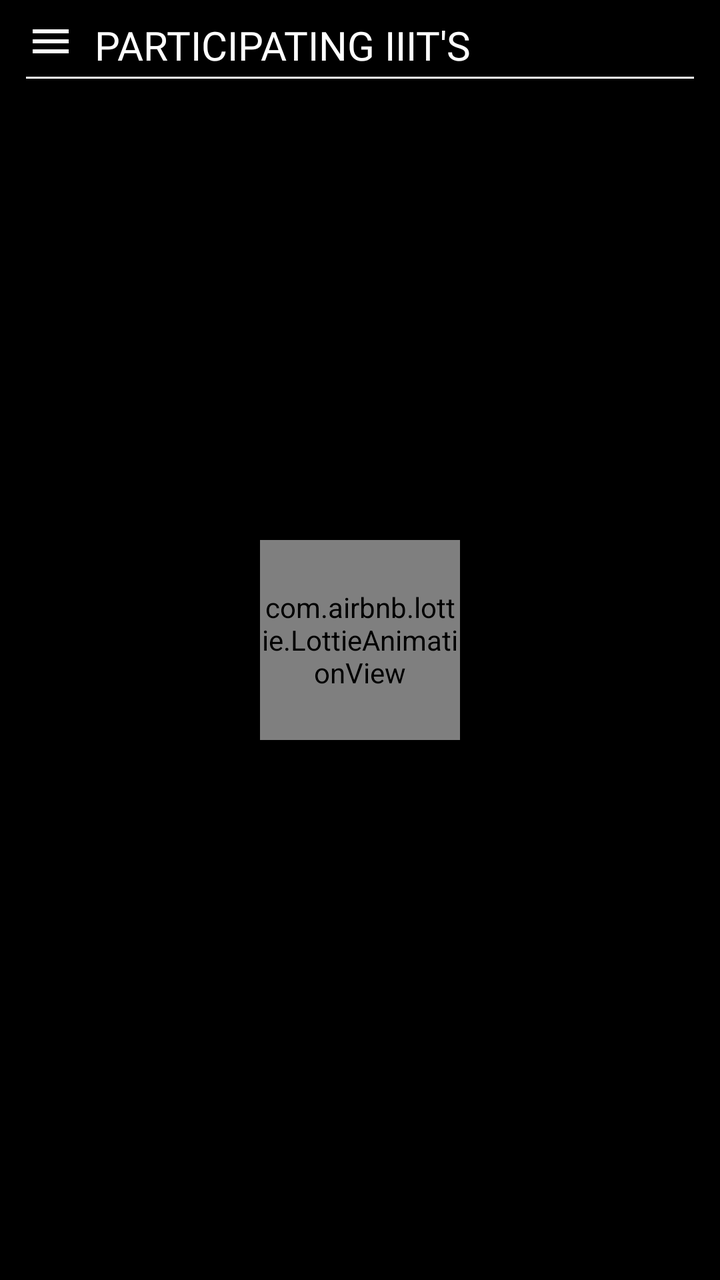
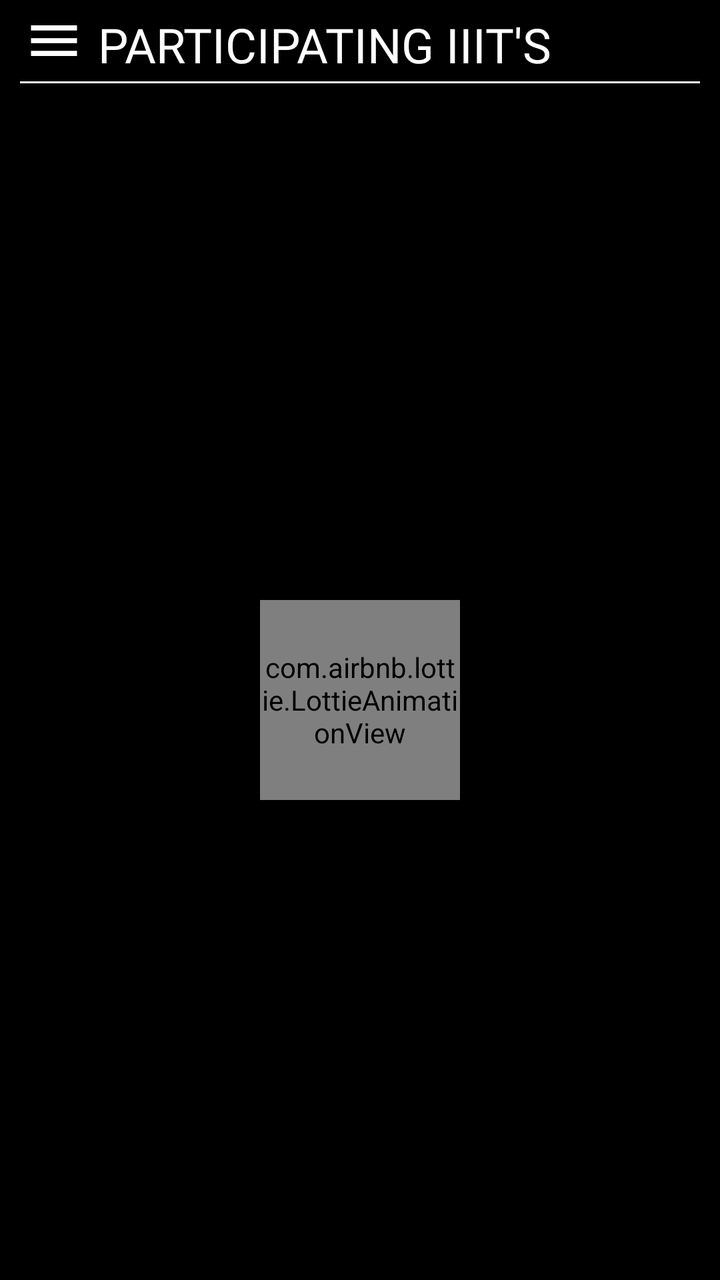

Before-and-after screenshots of an Android layout around one commit, followed by the original layout XML and the change that was made.
<!-- AndroidManifest.xml: application theme Theme.NavigationDrawer -->
<!-- res/layout/fragment_participate.xml -->
<?xml version="1.0" encoding="utf-8"?>
<androidx.constraintlayout.widget.ConstraintLayout xmlns:android="http://schemas.android.com/apk/res/android"
    xmlns:app="http://schemas.android.com/apk/res-auto"
    xmlns:tools="http://schemas.android.com/tools"
    android:layout_width="match_parent"
    android:layout_height="match_parent"
    android:background="@color/black"
    android:padding="8dp"
    tools:context=".Fragment.participating_iiits">

    <LinearLayout
        android:id="@+id/lay2"
        android:layout_width="match_parent"
        android:layout_height="wrap_content"
        android:orientation="horizontal"
        android:weightSum="1"
        app:layout_constraintEnd_toEndOf="parent"
        app:layout_constraintStart_toStartOf="parent"
        app:layout_constraintTop_toTopOf="parent">

        <ImageView
            android:id="@+id/menu"
            android:layout_width="0dp"
            android:layout_height="wrap_content"
            android:layout_gravity="center_vertical"
            android:layout_weight="0.1"
            android:src="@drawable/menu_white" />

        <TextView
            android:id="@+id/text1"
            android:layout_width="0dp"
            android:layout_height="wrap_content"
            android:layout_gravity="center_vertical"
            android:layout_marginBottom="-2dp"
            android:layout_weight="0.9"
            android:fontFamily="@font/poppins_semibold"
            android:gravity="center_vertical"
            android:paddingHorizontal="5dp"
            android:text="participating iiit's"
            android:textAllCaps="true"
            android:textColor="@color/white"
            android:textSize="20sp" />
    </LinearLayout>

    <View
        android:id="@+id/view1"
        android:layout_width="0dp"
        android:layout_height="1dp"
        android:layout_marginHorizontal="5dp"
        android:layout_marginTop="5dp"
        android:background="@color/white"
        app:layout_constraintEnd_toEndOf="parent"
        app:layout_constraintStart_toStartOf="parent"
        app:layout_constraintTop_toBottomOf="@id/lay2" />

    <com.airbnb.lottie.LottieAnimationView
        android:id="@+id/resLot"
        android:layout_width="100dp"
        android:layout_height="100dp"
        android:elevation="5dp"
        android:visibility="visible"
        app:layout_constraintBottom_toBottomOf="parent"
        app:layout_constraintEnd_toEndOf="parent"
        app:layout_constraintStart_toStartOf="parent"
        app:layout_constraintTop_toTopOf="parent"
        app:lottie_autoPlay="true"
        app:lottie_loop="true"
        app:lottie_rawRes="@raw/asmita" />

    <androidx.recyclerview.widget.RecyclerView
        android:id="@+id/playing_iits"
        android:layout_width="0dp"
        android:layout_height="0dp"
        android:layout_marginTop="5dp"
        app:layout_constraintBottom_toBottomOf="parent"
        app:layout_constraintEnd_toEndOf="parent"
        app:layout_constraintStart_toStartOf="parent"
        app:layout_constraintTop_toBottomOf="@id/view1"
        tools:listitem="@layout/layout_iiit" />
</androidx.constraintlayout.widget.ConstraintLayout>
<!-- res/layout/layout_iiit.xml (included above) -->
<?xml version="1.0" encoding="utf-8"?>
<androidx.constraintlayout.widget.ConstraintLayout xmlns:android="http://schemas.android.com/apk/res/android"
    xmlns:app="http://schemas.android.com/apk/res-auto"
    android:layout_width="match_parent"
    android:layout_height="wrap_content"
    android:padding="10dp">

    <androidx.cardview.widget.CardView
        android:layout_width="match_parent"
        android:layout_height="wrap_content"
        app:cardBackgroundColor="@color/white"
        app:cardCornerRadius="15dp"
        app:cardElevation="4dp"
        app:layout_constraintEnd_toEndOf="parent"
        app:layout_constraintStart_toStartOf="parent"
        app:layout_constraintTop_toTopOf="parent">

        <LinearLayout
            android:layout_width="match_parent"
            android:layout_height="wrap_content"
            android:orientation="vertical"
            android:padding="5dp">

            <ImageView
                android:id="@+id/teamLogo"
                android:layout_width="match_parent"
                android:layout_height="wrap_content"
                android:scaleType="fitXY" />

            <TextView
                android:id="@+id/teamName"
                android:layout_width="match_parent"
                android:layout_height="wrap_content"
                android:paddingHorizontal="5dp"
                android:fontFamily="@font/poppins_medium"
                android:textColor="@color/black"
                android:textSize="16sp" />
        </LinearLayout>


    </androidx.cardview.widget.CardView>


</androidx.constraintlayout.widget.ConstraintLayout>
<!-- resources referenced by this layout -->
<resources>
  <color name="black">#FF000000</color>
  <color name="white">#FFFFFFFF</color>
  <!-- drawable menu_white (drawable) -->
  <vector android:height="24dp" android:tint="#FFFFFF"
      android:viewportHeight="24" android:viewportWidth="24"
      android:width="24dp" xmlns:android="http://schemas.android.com/apk/res/android">
      <path android:fillColor="@android:color/white" android:pathData="M3,18h18v-2L3,16v2zM3,13h18v-2L3,11v2zM3,6v2h18L21,6L3,6z"/>
  </vector>
  <style name="Theme.NavigationDrawer" parent="Theme.MaterialComponents.DayNight.NoActionBar">
          
          <item name="colorPrimary">#FFECA1</item>
          
      </style>
</resources>

<!-- the commit's change to res/layout/fragment_participate.xml (unified diff, before → after) -->
@@ -1,18 +1,23 @@
 <?xml version="1.0" encoding="utf-8"?>
-<androidx.constraintlayout.widget.ConstraintLayout xmlns:android="http://schemas.android.com/apk/res/android"
+<androidx.core.widget.NestedScrollView xmlns:android="http://schemas.android.com/apk/res/android"
     xmlns:app="http://schemas.android.com/apk/res-auto"
     xmlns:tools="http://schemas.android.com/tools"
     android:layout_width="match_parent"
     android:layout_height="match_parent"
     android:background="@color/black"
-    android:padding="8dp"
     tools:context=".Fragment.participating_iiits">
+
+    <androidx.constraintlayout.widget.ConstraintLayout
+        android:layout_width="match_parent"
+        android:layout_height="match_parent">
 
     <LinearLayout
         android:id="@+id/lay2"
         android:layout_width="match_parent"
         android:layout_height="wrap_content"
+        android:layout_marginTop="5dp"
         android:orientation="horizontal"
+        android:paddingHorizontal="10dp"
         android:weightSum="1"
         app:layout_constraintEnd_toEndOf="parent"
         app:layout_constraintStart_toStartOf="parent"
@@ -21,10 +26,10 @@
         <ImageView
             android:id="@+id/menu"
             android:layout_width="0dp"
-            android:layout_height="wrap_content"
+            android:layout_height="match_parent"
             android:layout_gravity="center_vertical"
             android:layout_weight="0.1"
-            android:src="@drawable/menu_white" />
+            android:src="@drawable/menu_black" />
 
         <TextView
             android:id="@+id/text1"
@@ -39,14 +44,14 @@
             android:text="participating iiit's"
             android:textAllCaps="true"
             android:textColor="@color/white"
-            android:textSize="20sp" />
+            android:textSize="24sp" />
     </LinearLayout>
 
     <View
         android:id="@+id/view1"
         android:layout_width="0dp"
         android:layout_height="1dp"
-        android:layout_marginHorizontal="5dp"
+        android:layout_marginHorizontal="10dp"
         android:layout_marginTop="5dp"
         android:background="@color/white"
         app:layout_constraintEnd_toEndOf="parent"
@@ -59,7 +64,7 @@
         android:layout_height="100dp"
         android:elevation="5dp"
         android:visibility="visible"
-        app:layout_constraintBottom_toBottomOf="parent"
+        android:layout_marginTop="300dp"
         app:layout_constraintEnd_toEndOf="parent"
         app:layout_constraintStart_toStartOf="parent"
         app:layout_constraintTop_toTopOf="parent"
@@ -69,15 +74,16 @@
 
     <androidx.recyclerview.widget.RecyclerView
         android:id="@+id/playing_iits"
-        android:layout_width="0dp"
-        android:layout_height="0dp"
+        android:layout_width="match_parent"
+        android:layout_height="match_parent"
         android:layout_marginTop="5dp"
         app:layout_constraintBottom_toBottomOf="parent"
         app:layout_constraintEnd_toEndOf="parent"
         app:layout_constraintStart_toStartOf="parent"
         app:layout_constraintTop_toBottomOf="@id/view1"
         tools:listitem="@layout/layout_iiit" />
-</androidx.constraintlayout.widget.ConstraintLayout>
+    </androidx.constraintlayout.widget.ConstraintLayout>
+</androidx.core.widget.NestedScrollView>
 <!-- res/layout/layout_iiit.xml (included above) -->
 <?xml version="1.0" encoding="utf-8"?>
 <androidx.constraintlayout.widget.ConstraintLayout xmlns:android="http://schemas.android.com/apk/res/android"
<!-- resource entries referenced after the edit -->
@@ -2,7 +2,7 @@
 <resources>
   <color name="black">#FF000000</color>
   <color name="white">#FFFFFFFF</color>
-  <!-- drawable menu_white (drawable) -->
+  <!-- drawable menu_black (drawable) -->
   <vector android:height="24dp" android:tint="#FFFFFF"
       android:viewportHeight="24" android:viewportWidth="24"
       android:width="24dp" xmlns:android="http://schemas.android.com/apk/res/android">
